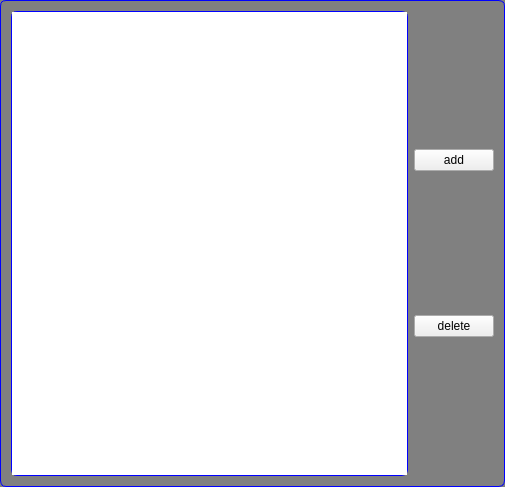
First picture: the form in src/DataVisualization/realTimewidget.ui, repository BeQuiet1228/FreeCAD, before the edit.
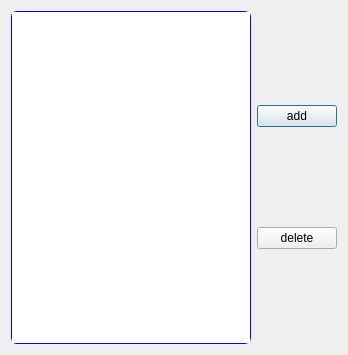
Second picture: the form after the edit.

The edit to the form file:
```diff
--- a/src/DataVisualization/realTimewidget.ui
+++ b/src/DataVisualization/realTimewidget.ui
@@ -1,24 +1,17 @@
 <?xml version="1.0" encoding="UTF-8"?>
 <ui version="4.0">
  <class>realTimewidget</class>
- <widget class="QWidget" name="realTimewidget">
+ <widget class="QDialog" name="realTimewidget">
   <property name="geometry">
    <rect>
     <x>0</x>
     <y>0</y>
-    <width>505</width>
-    <height>487</height>
+    <width>348</width>
+    <height>355</height>
    </rect>
   </property>
   <property name="windowTitle">
-   <string>Form</string>
-  </property>
-  <property name="styleSheet">
-   <string notr="true">QWidget#realTimewidget{
-background-color:gray;
-border:1px solid #0000ff;
-border-radius:6px;
-}</string>
+   <string>Dialog</string>
   </property>
   <layout class="QGridLayout" name="gridLayout">
    <item row="0" column="0">
```
